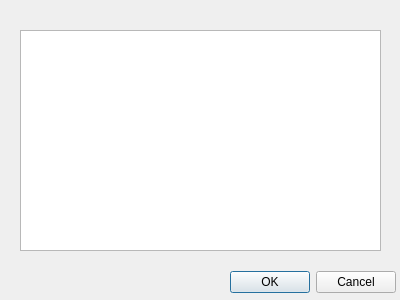
Qt form raw_ui/edit.ui (meshchellomishel/MIET_db_manager) before a commit.
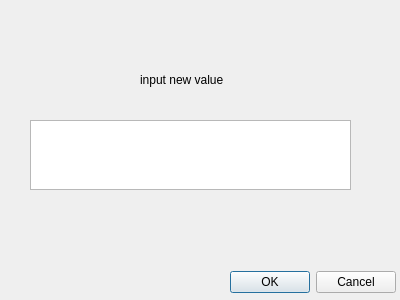
The same form after that commit.

Patch:
```diff
--- a/raw_ui/edit.ui
+++ b/raw_ui/edit.ui
@@ -26,16 +26,29 @@
     <set>QDialogButtonBox::Cancel|QDialogButtonBox::Ok</set>
    </property>
   </widget>
-  <widget class="QTableView" name="tableEditView">
+  <widget class="QTextEdit" name="editField">
    <property name="geometry">
     <rect>
-     <x>20</x>
-     <y>30</y>
-     <width>361</width>
-     <height>221</height>
+     <x>30</x>
+     <y>120</y>
+     <width>321</width>
+     <height>70</height>
     </rect>
    </property>
   </widget>
+  <widget class="QLabel" name="label">
+   <property name="geometry">
+    <rect>
+     <x>140</x>
+     <y>70</y>
+     <width>141</width>
+     <height>20</height>
+    </rect>
+   </property>
+   <property name="text">
+    <string>input new value</string>
+   </property>
+  </widget>
  </widget>
  <resources/>
  <connections/>
```
